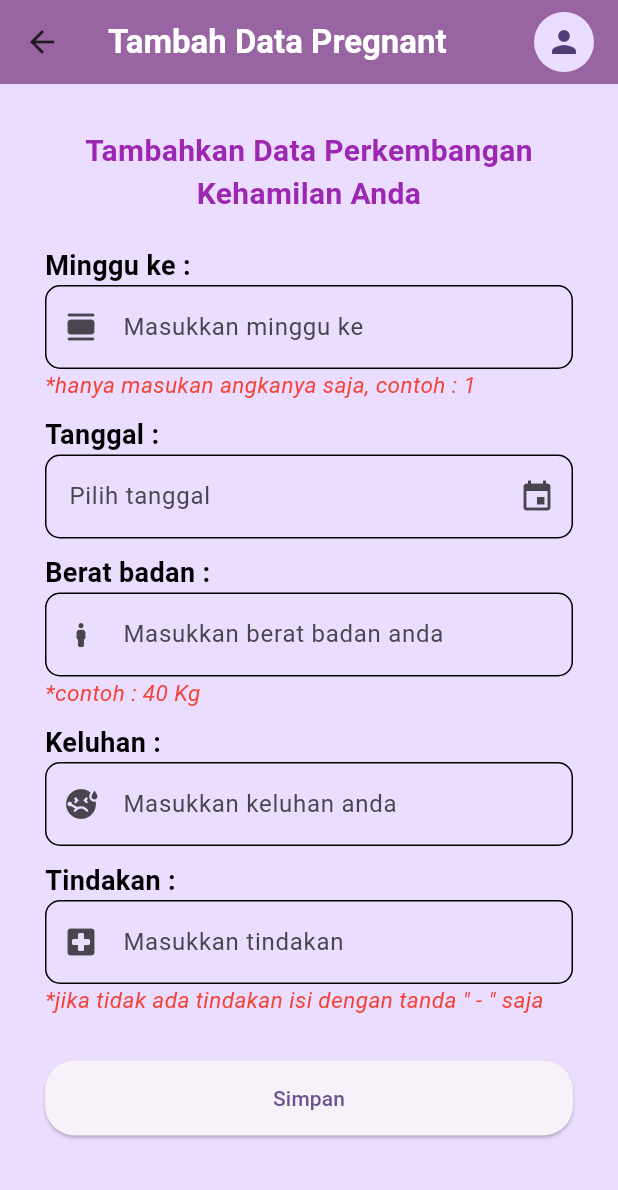
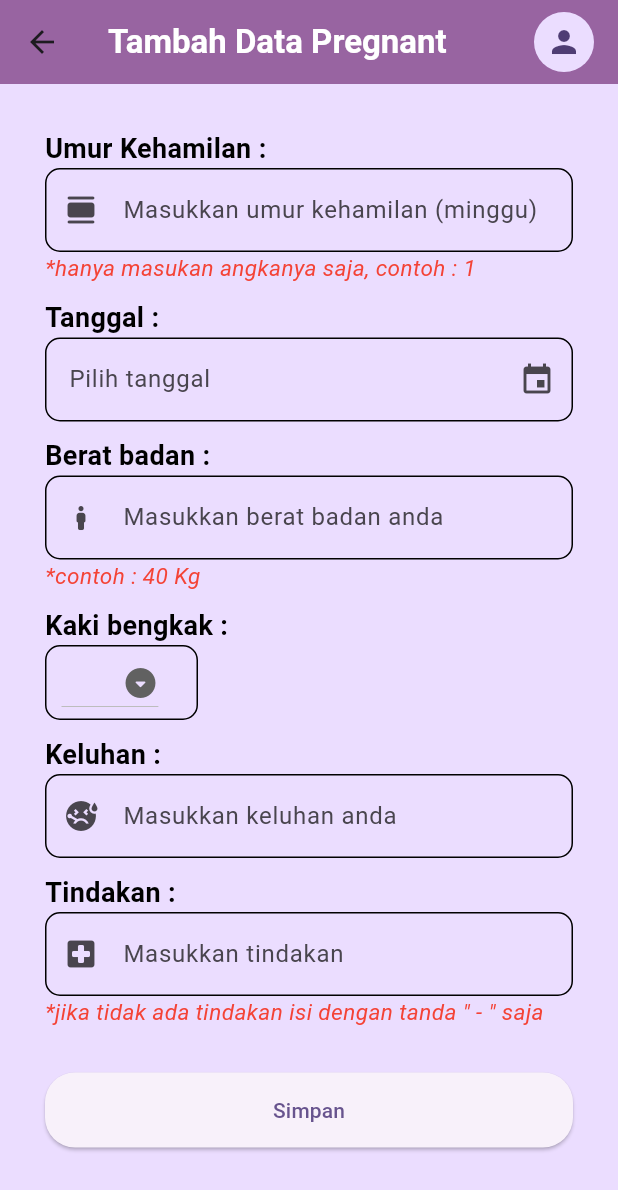
Before and after one commit to Magaretha14/002_MyPregnant-Tbc, a Flutter app: the AddPregnant screen opened directly, after a tap on "Simpan", on a phone screen of 412 x 824 dp. Shown: the top 1190 px of the screen. Run offline on Flutter 3.47's test engine with Material 2 defaults, Android fonts, the phone set to English and light mode, and no system bars; our stand-ins replace cloud_firestore, firebase_auth, firebase_core; accounts and stored records are empty.

Commit message:
make add for pregnant

```diff
--- a/lib/main.dart
+++ b/lib/main.dart
@@ -3,6 +3,7 @@ import 'package:flutter/material.dart';
 import 'package:mypregnant/splash_screen.dart';
 import 'package:mypregnant/view/homepage.dart';
 import 'package:mypregnant/view/login_page.dart';
+import 'package:mypregnant/view/pregnant/add_pregnant.dart';
 import 'package:mypregnant/view/tbc/add_tbc.dart';
 import 'package:mypregnant/view/tbc/daftardata_tbc.dart';
 import 'package:mypregnant/view/tbc/detaildata_tbc.dart';
--- a/lib/view/pregnant/add_pregnant.dart
+++ b/lib/view/pregnant/add_pregnant.dart
@@ -1,6 +1,10 @@
 import 'package:flutter/material.dart';
 import 'package:mypregnant/components/header.dart';
 import 'package:mypregnant/controller/pregnant_controller.dart';
+import 'package:mypregnant/model/pregnant_model.dart';
+import 'package:mypregnant/view/pregnant/daftar_pregnant.dart';
+import 'package:mypregnant/view/pregnant/detailibuhamil.dart';
+import 'package:mypregnant/view/pregnant/home_pregnant.dart';
 
 class AddPregnant extends StatefulWidget {
   const AddPregnant({super.key});
@@ -14,9 +18,14 @@ class _AddPregnantState extends State<AddPregnant> {
 
   var pregController = PregnantController();
 
+  String? usiajanin;
   DateTime? tanggal;
+  String? bbpreg;
+  String? selectedvalue;
+  String? keluhan;
+  String? tindakan;
 
-  final TextEditingController _controllerHari = TextEditingController();
+  final TextEditingController _controllerUsiaJanin = TextEditingController();
   final TextEditingController _controllerBb = TextEditingController();
   final TextEditingController _controllerKeluhan = TextEditingController();
   final TextEditingController _controllerTindakan = TextEditingController();
@@ -36,6 +45,19 @@ class _AddPregnantState extends State<AddPregnant> {
     });
   }
 
+  List<String> ket = ['Ya', 'Tidak'];
+
+  List<DropdownMenuItem> generateItems(List<String> ket) {
+    List<DropdownMenuItem> items = [];
+    for (var item in ket) {
+      items.add(DropdownMenuItem(
+        child: Text(item),
+        value: item,
+      ));
+    }
+    return items;
+  }
+
   @override
   Widget build(BuildContext context) {
     return Scaffold(
@@ -48,19 +70,10 @@ class _AddPregnantState extends State<AddPregnant> {
             padding: const EdgeInsets.all(30.0),
             child: Column(
               children: [
-                const Text(
-                  "Tambahkan Data Perkembangan Kehamilan Anda",
-                  textAlign: TextAlign.center,
-                  style: TextStyle(
-                      color: Colors.purple,
-                      fontSize: 20,
-                      fontWeight: FontWeight.bold),
-                ),
-                const SizedBox(height: 20),
                 Container(
                   alignment: Alignment.centerLeft,
                   child: const Text(
-                    'Minggu ke :',
+                    'Umur Kehamilan :',
                     style: TextStyle(
                       color: Colors.black,
                       fontWeight: FontWeight.bold,
@@ -69,10 +82,10 @@ class _AddPregnantState extends State<AddPregnant> {
                   ),
                 ),
                 TextFormField(
-                  controller: _controllerHari,
+                  controller: _controllerUsiaJanin,
                   keyboardType: TextInputType.name,
                   decoration: InputDecoration(
-                    hintText: "Masukkan minggu ke",
+                    hintText: "Masukkan umur kehamilan (minggu)",
                     prefixIcon: const Icon(Icons.calendar_view_day_rounded),
                     border: OutlineInputBorder(
                       borderRadius: BorderRadius.circular(10),
@@ -82,7 +95,7 @@ class _AddPregnantState extends State<AddPregnant> {
                     ),
                   ),
                   onChanged: (value) {
-                    //hari = value;
+                    usiajanin = value;
                   },
                 ),
                 Container(
@@ -152,7 +165,7 @@ class _AddPregnantState extends State<AddPregnant> {
                     ),
                   ),
                   onChanged: (value) {
-                    //beratbadan = value;
+                    bbpreg = value;
                   },
                 ),
                 Container(
@@ -163,6 +176,38 @@ class _AddPregnantState extends State<AddPregnant> {
                         color: Colors.red,
                         fontSize: 15,
                         fontStyle: FontStyle.italic),
+                  ),
+                ),
+                const SizedBox(height: 10),
+                Container(
+                  alignment: Alignment.centerLeft,
+                  child: const Text(
+                    'Kaki bengkak :',
+                    style: TextStyle(
+                      color: Colors.black,
+                      fontWeight: FontWeight.bold,
+                      fontSize: 18,
+                    ),
+                  ),
+                ),
+                Container(
+                  alignment: Alignment.centerLeft,
+                  padding: const EdgeInsets.only(left: 10),
+                  margin: const EdgeInsets.only(right: 250),
+                  decoration: BoxDecoration(
+                      border: Border.all(color: Colors.black, width: 1),
+                      borderRadius: BorderRadius.circular(10)),
+                  child: DropdownButton(
+                    borderRadius: BorderRadius.circular(10),
+                    icon: const Icon(Icons.arrow_drop_down_circle_rounded),
+                    dropdownColor: const Color.fromARGB(255, 223, 121, 238),
+                    value: selectedvalue,
+                    items: generateItems(ket),
+                    onChanged: (item) {
+                      setState(() {
+                        selectedvalue = item;
+                      });
+                    },
                   ),
                 ),
                 const SizedBox(height: 10),
@@ -191,7 +236,7 @@ class _AddPregnantState extends State<AddPregnant> {
                     ),
                   ),
                   onChanged: (value) {
-                    //keluhan = value;
+                    keluhan = value;
                   },
                 ),
                 const SizedBox(height: 10),
@@ -220,7 +265,7 @@ class _AddPregnantState extends State<AddPregnant> {
                     ),
                   ),
                   onChanged: (value) {
-                    //tindakan = value;
+                    tindakan = value;
                   },
                 ),
                 Container(
@@ -244,25 +289,27 @@ class _AddPregnantState extends State<AddPregnant> {
                         ),
                       ),
                       onPressed: () {
-                        // if (_formKey.currentState!.validate()) {
-                        //   TbcModel tm = TbcModel(
-                        //       hari: hari!,
-                        //       datetime: dateTime!,
-                        //       beratbadan: beratbadan!,
-                        //       keluhan: keluhan!,
-                        //       tindakan: tindakan!);
+                        if (_formKey.currentState!.validate()) {
+                          PregnantModel pm = PregnantModel(
+                              usiajanin: usiajanin!,
+                              tanggal: tanggal!,
+                              bbpreg: bbpreg!,
+                              selectedvalue: selectedvalue!,
+                              keluhan: keluhan!,
+                              tindakan: tindakan!);
 
-                        //   tbcController.addTbc(tm);
-                        //   ScaffoldMessenger.of(context).showSnackBar(
-                        //       const SnackBar(content: Text('Data Tbc Added')));
+                          pregController.addPregnant(pm);
+                          ScaffoldMessenger.of(context).showSnackBar(
+                              const SnackBar(
+                                  content: Text('Data Ibu Hamil Added')));
 
-                        //   Navigator.push(
-                        //     context,
-                        //     MaterialPageRoute(
-                        //       builder: (context) => const DaftarTbc(),
-                        //     ),
-                        //   );
-                        // }
+                          Navigator.push(
+                            context,
+                            MaterialPageRoute(
+                              builder: (context) => const HomePregnant(),
+                            ),
+                          );
+                        }
                       },
                       child: const Text("Simpan"),
                     ),
--- a/lib/view/pregnant/home_pregnant.dart
+++ b/lib/view/pregnant/home_pregnant.dart
@@ -1,7 +1,9 @@
 import 'package:flutter/material.dart';
 import 'package:mypregnant/components/header.dart';
+import 'package:mypregnant/view/pregnant/daftar_pregnant.dart';
 import 'package:mypregnant/view/pregnant/detailibuhamil.dart';
 import 'package:mypregnant/view/pregnant/wawasan_ibuhamil.dart';
+import 'package:mypregnant/view/tbc/daftardata_tbc.dart';
 
 class HomePregnant extends StatefulWidget {
   const HomePregnant({super.key});
@@ -12,7 +14,7 @@ class HomePregnant extends StatefulWidget {
 
 class _HomePregnantState extends State<HomePregnant> {
   int currentPage = 0;
-  List<Widget> pages = const [DetailIbuHamil(), WawasanPregnant()];
+  List<Widget> pages = const [DaftarPregnant(), WawasanPregnant()];
   @override
   Widget build(BuildContext context) {
     return Scaffold(
```
Also changed, not shown: lib/view/pregnant/daftar_pregnant.dart (added, +108 -0 lines).
